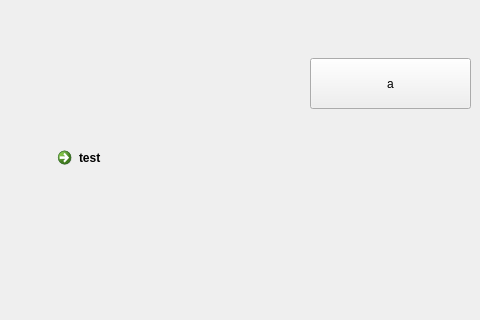
Qt form src/UI/mainwindow.ui (Kracocks/ToolBox) before a commit; both pictures show x 0 to 480 and y 280 to 600 of the 800 by 600 pixel window.
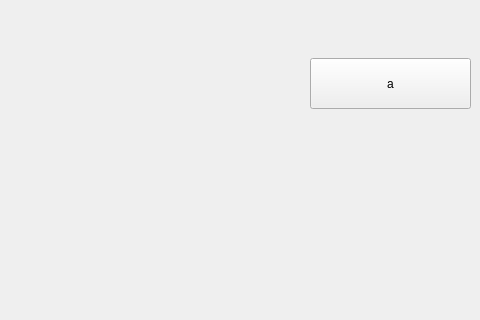
The same form after that commit.

```diff
--- a/src/UI/mainwindow.ui
+++ b/src/UI/mainwindow.ui
@@ -63,19 +63,6 @@
      <string/>
     </property>
    </widget>
-   <widget class="QCommandLinkButton" name="commandLinkButton">
-    <property name="geometry">
-     <rect>
-      <x>50</x>
-      <y>420</y>
-      <width>316</width>
-      <height>49</height>
-     </rect>
-    </property>
-    <property name="text">
-     <string>test</string>
-    </property>
-   </widget>
   </widget>
   <widget class="QStatusBar" name="statusbar"/>
  </widget>
```
Left out of the diff: 2 changed lines with no effect on the pictures.
